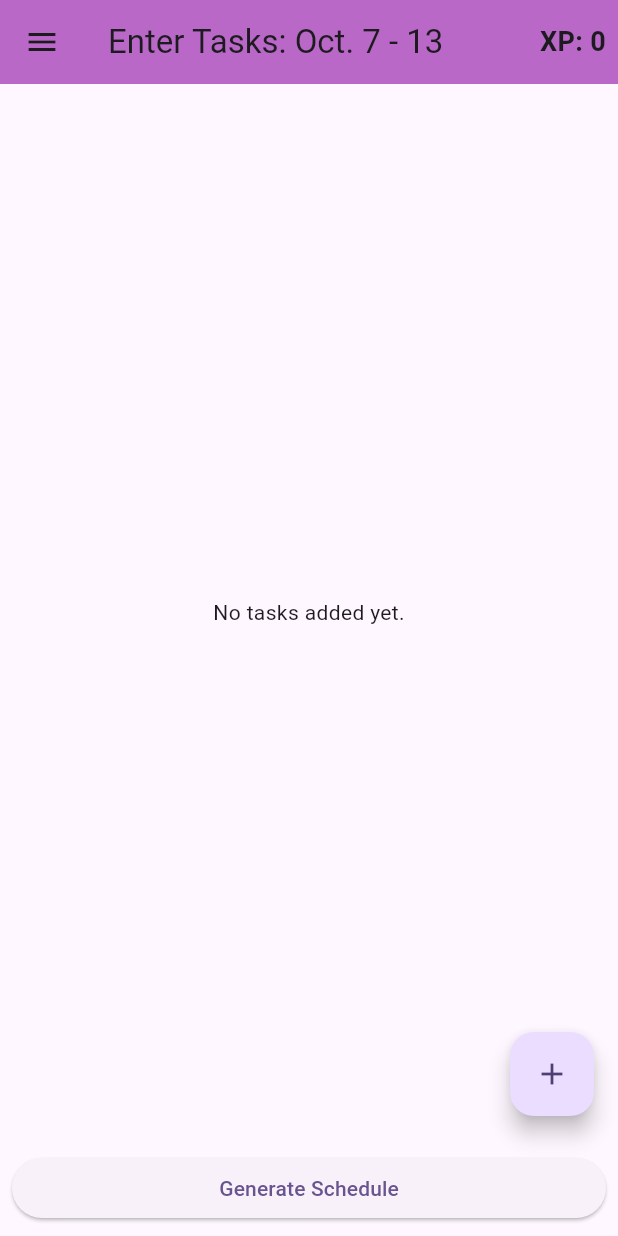
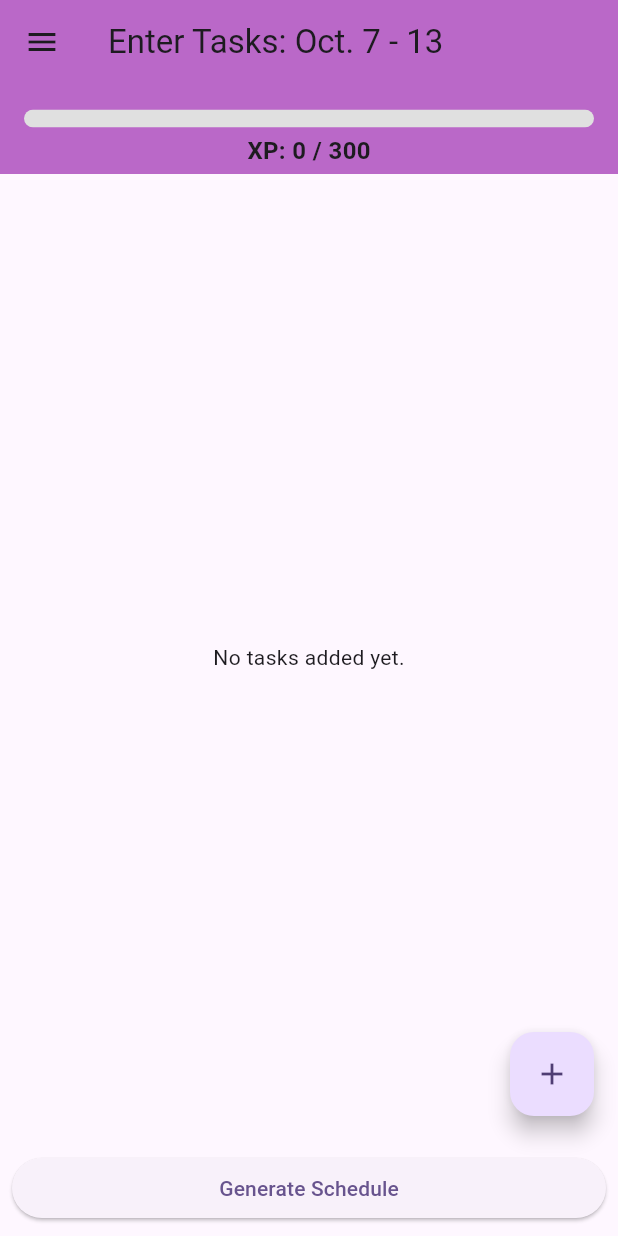
Before and after one commit to aravchand/ProcrastiQuest, a Flutter app: the screen it shows after launch, on a phone screen of 412 x 824 dp. Run offline on Flutter 3.47's test engine with Material 3 defaults, Android fonts, the phone set to English and light mode, and no system bars.

Commit message:
XP bar added to app bar :))))

```diff
--- a/lib/main_task_app_page.dart
+++ b/lib/main_task_app_page.dart
@@ -31,10 +31,12 @@ class TaskApp extends StatefulWidget {
   _TaskAppState createState() => _TaskAppState();
 }
 
+
 class _TaskAppState extends State<TaskApp> {
   int _selectedPageIndex = 0;
   List<Task> tasks = [];
   int totalXP = 0; // Store total XP
+  final int maxXP = 300; //Define maximum XP value
   List<int> availableTimes = List<int>.filled(7, 120); // Default available time per day
   Map<String, int> dailyMinutes = {
     'Monday': 120,
@@ -49,7 +51,7 @@ class _TaskAppState extends State<TaskApp> {
   Map<String, List<Task>> organizedTasks = {}; // Store organized tasks by day
 
   final List<Widget Function()> _pages = []; // Remove the tasks parameter here
-  final List<String> _appBarPrefixText = ['Enter Tasks: ', 'Schedule: ', 'Previous Tasks: '];
+
   @override
   void initState() {
     super.initState();
@@ -106,7 +108,7 @@ class _TaskAppState extends State<TaskApp> {
 
     return Scaffold(
       appBar: AppBar(
-        title: Text(_appBarPrefixText[_selectedPageIndex] + '$weekRange'),
+        title: Text('Enter Tasks: $weekRange'),
         backgroundColor: Colors.purple[300], // Set AppBar background to purple
         leading: Builder(
           builder: (context) => IconButton(
@@ -114,18 +116,40 @@ class _TaskAppState extends State<TaskApp> {
             onPressed: () => Scaffold.of(context).openDrawer(),
           ),
         ),
-        actions: [
-          Padding(
-            padding: const EdgeInsets.all(8.0),
-            child: Center(
-              child: Text(
-                "XP: $totalXP",
-                style: TextStyle(fontSize: 18, fontWeight: FontWeight.bold),
+      bottom: PreferredSize(
+        preferredSize: Size.fromHeight(60.0), // Height of the space for the progress bar
+        child: Column(
+          children: [
+            Container(
+              padding: EdgeInsets.symmetric(horizontal: 16.0), // Add horizontal padding
+              child: ClipRRect(
+                borderRadius: BorderRadius.circular(20.0), // Rounded corners
+                child: LinearProgressIndicator(
+                  value: totalXP / maxXP, // Calculate the progress
+                  backgroundColor: Colors.grey[300],
+                  valueColor: AlwaysStoppedAnimation<Color>(Colors.green),
+                  minHeight: 12, // Height of the progress bar
+                ),
               ),
             ),
-          ),
-        ],
+            Padding(
+              padding: const EdgeInsets.symmetric(vertical: 4.0),
+              child: Text(
+                "XP: $totalXP / $maxXP",
+                style: TextStyle(fontSize: 16, fontWeight: FontWeight.bold),
+              ),
+            ),
+          ],
+        ),
       ),
+    ),
+    body: Column(
+      children: [
+        Expanded(
+          child: _pages[_selectedPageIndex](),
+        ),
+      ],
+    ),
       drawer: Drawer(
         child: ListView(
           padding: EdgeInsets.zero,
@@ -185,7 +209,7 @@ class _TaskAppState extends State<TaskApp> {
           ],
         ),
       ),
-      body: _pages[_selectedPageIndex](),
+      //body: _pages[_selectedPageIndex](),
     );
   }
 }
```
